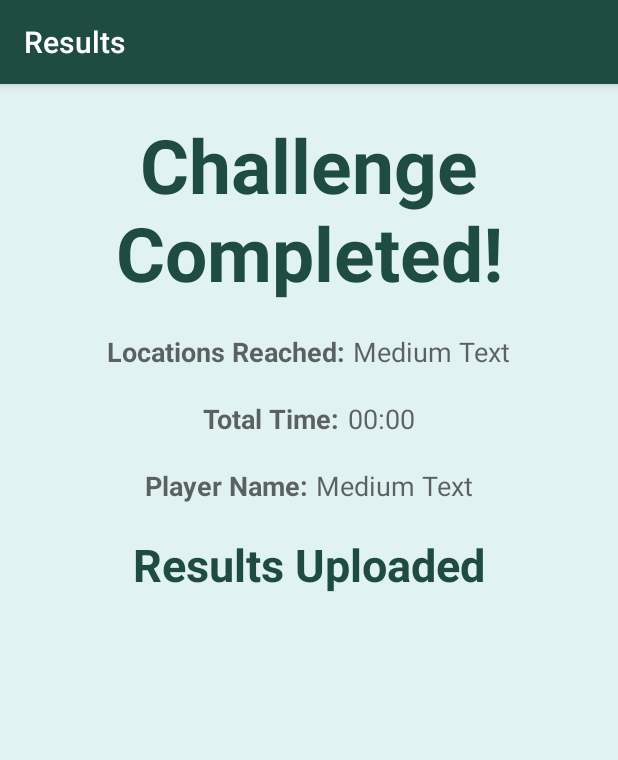
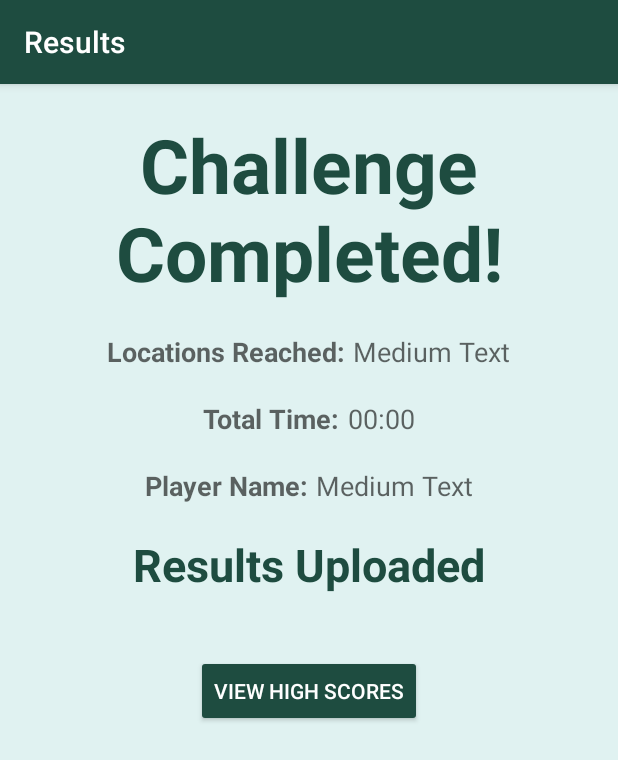
Before and after one commit to stevelyall/CompPass, an Android app: the ResultsActivity screen opened directly, with no data from a screen before it, after a tap on "SEND RESULTS", on a phone screen of 412 x 824 dp. Shown: the top 760 px of the screen. Run offline under Robolectric (Android 15) with nearby library versions, the phone set to English and light mode, and no system bars; 4 statements that could not run were skipped.

Commit message:
add button to go to results site

```diff
--- a/app/build.gradle
+++ b/app/build.gradle
@@ -9,7 +9,7 @@ android {
         minSdkVersion 21
         targetSdkVersion 23
         versionCode 1
-        versionName "1.0"
+        versionName "0.1"
     }
     buildTypes {
         release {
--- a/app/src/main/java/ca/stevenlyall/comppass/ResultsActivity.java
+++ b/app/src/main/java/ca/stevenlyall/comppass/ResultsActivity.java
@@ -1,5 +1,7 @@
 package ca.stevenlyall.comppass;
 
+import android.content.Intent;
+import android.net.Uri;
 import android.os.Bundle;
 import android.support.v7.app.AppCompatActivity;
 import android.util.Log;
@@ -14,7 +16,7 @@ import java.util.Date;
 public class ResultsActivity extends AppCompatActivity {
 
 	private TextView numLocationsReachedTextView, totalTimeTextView, playerNameTextView;
-	private Button sendButton;
+	private Button sendButton, viewScoresButton;
 	private Result result;
 	private boolean sent = false;
 	private String TAG = "ResultsActivity";
@@ -41,7 +43,7 @@ public class ResultsActivity extends AppCompatActivity {
 
 		playerNameTextView.setText(result.getPlayerName());
 
-		sendButton = (Button) findViewById(R.id.button);
+		sendButton = (Button) findViewById(R.id.sendButton);
 		sendButton.setOnClickListener(new View.OnClickListener() {
 			@Override
 			public void onClick(View v) {
@@ -55,6 +57,15 @@ public class ResultsActivity extends AppCompatActivity {
 					sendResults();
 					showResultsSentMessage();
 				}
+			}
+		});
+
+		viewScoresButton = (Button) findViewById(R.id.viewScoresBtn);
+		viewScoresButton.setOnClickListener(new View.OnClickListener() {
+			@Override
+			public void onClick(View v) {
+				Intent browserIntent = new Intent(Intent.ACTION_VIEW, Uri.parse("http://stevenlyall.ca/comppass/show_results.php"));
+				startActivity(browserIntent);
 			}
 		});
 	}
@@ -73,5 +84,6 @@ public class ResultsActivity extends AppCompatActivity {
 		sendButton.setVisibility(View.GONE);
 		TextView sent = (TextView) findViewById(R.id.resultsUploadedTextView);
 		sent.setVisibility(View.VISIBLE);
+		viewScoresButton.setVisibility(View.VISIBLE);
 	}
 }
--- a/app/src/main/res/layout/activity_results.xml
+++ b/app/src/main/res/layout/activity_results.xml
@@ -106,7 +106,7 @@
     </TableRow>
 
     <Button
-        android:id="@+id/button"
+        android:id="@+id/sendButton"
         android:layout_width="wrap_content"
         android:layout_height="wrap_content"
         android:layout_alignParentBottom="true"
@@ -130,6 +130,19 @@
         android:textStyle="bold"
         android:visibility="gone"/>
 
+    <Button
+        android:id="@+id/viewScoresBtn"
+        android:layout_width="wrap_content"
+        android:layout_height="wrap_content"
+        android:layout_alignParentBottom="true"
+        android:layout_centerHorizontal="true"
+        android:layout_gravity="center_horizontal|bottom"
+        android:layout_marginTop="40dp"
+        android:backgroundTint="@color/colorPrimary"
+        android:text="View High Scores"
+        android:textColor="#FFF"
+        android:visibility="gone"/>
+
     <!-- This FrameLayout insets its children based on system windows using
          android:fitsSystemWindows. -->
 
```
